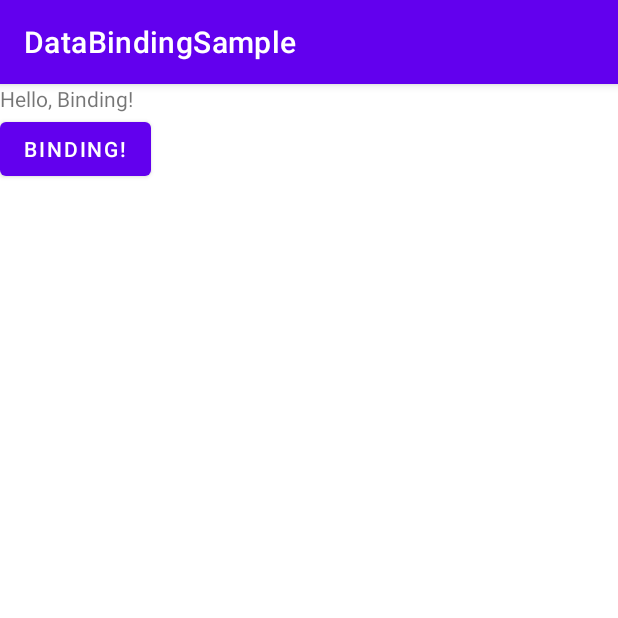
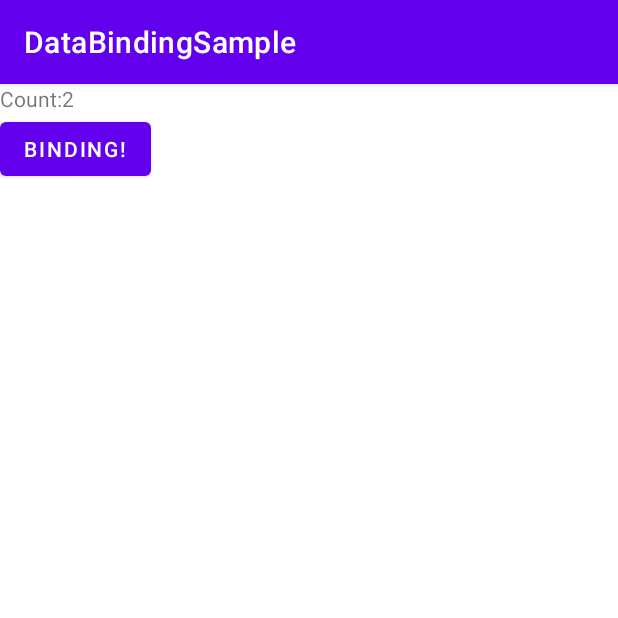
Before and after one commit to pisuma/DataBindingSample, an Android app: the screen it shows after launch (MainActivity), after a tap on "BINDING!", on a phone screen of 412 x 824 dp, the top half of it. Run offline under Robolectric (Android 15) with nearby library versions, the phone set to English and light mode, and no system bars; our stand-ins replace data binding.

Commit message:
xmmlのタグにcountを定義し、レイアウト上で、ボタンクリックの度にカウントアップできるように実装

```diff
--- a/app/src/main/java/com/example/databindingsample/MainActivity.kt
+++ b/app/src/main/java/com/example/databindingsample/MainActivity.kt
@@ -12,15 +12,10 @@ class MainActivity : AppCompatActivity() {
     override fun onCreate(savedInstanceState: Bundle?) {
         super.onCreate(savedInstanceState)
         val binding: ActivityMainBinding = DataBindingUtil.setContentView(this, R.layout.activity_main)
-
+        binding.counter += 1
         binding.sampleButton.setOnClickListener {
-            binding.sampleTextView.text = "Hello, Binding!"
-
+            binding.counter += 1
         }
-
-
-//        val sampleTextView: TextView = findViewById(R.id.sample_text_view)
-//        sampleTextView.text = "Hello Android"
 
 
     }
--- a/app/src/main/res/layout/activity_main.xml
+++ b/app/src/main/res/layout/activity_main.xml
@@ -3,7 +3,9 @@
     xmlns:tools="http://schemas.android.com/tools">
 
     <data>
-
+        <variable
+            name="counter"
+            type="int" />
     </data>
 
     <androidx.appcompat.widget.LinearLayoutCompat
@@ -16,7 +18,7 @@
             android:id="@+id/sample_text_view"
             android:layout_width="wrap_content"
             android:layout_height="wrap_content"
-            android:text="Hello, World!" />
+            android:text="@{`Count:` + counter}"/>
 
         <Button
             android:id="@+id/sample_button"
```
